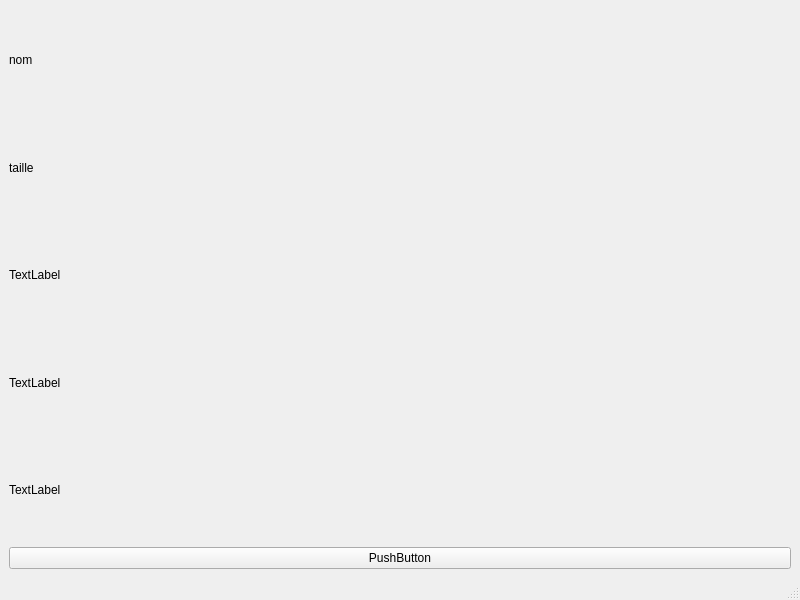
Before: the Qt Designer form demo_interface1/dashboard.ui in Felixcegep/tracker2perf, drawn with Qt 5.
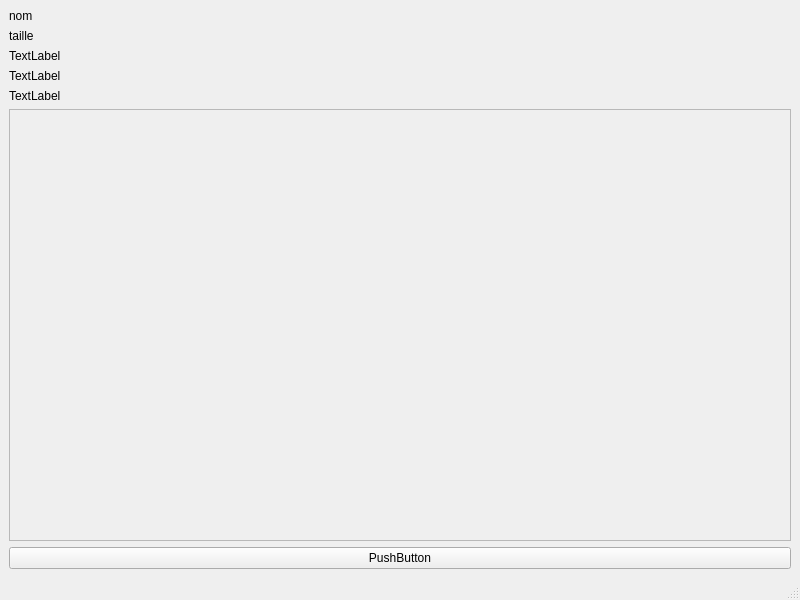
After: the same form once the commit is applied.

Commit message: ajout d'un scroll bar avec du content qui provient d'une liste

Patch:
```diff
--- a/demo_interface1/dashboard.ui
+++ b/demo_interface1/dashboard.ui
@@ -50,6 +50,24 @@
       </property>
      </widget>
     </item>
+    <item>
+     <widget class="QScrollArea" name="listejourney">
+      <property name="widgetResizable">
+       <bool>true</bool>
+      </property>
+      <widget class="QWidget" name="scrollAreaWidgetContents">
+       <property name="geometry">
+        <rect>
+         <x>0</x>
+         <y>0</y>
+         <width>780</width>
+         <height>386</height>
+        </rect>
+       </property>
+       <layout class="QVBoxLayout" name="verticalLayout_2"/>
+      </widget>
+     </widget>
+    </item>
     <item>
      <widget class="QPushButton" name="aller">
       <property name="text">
```
The commit also changes 3 other files.
